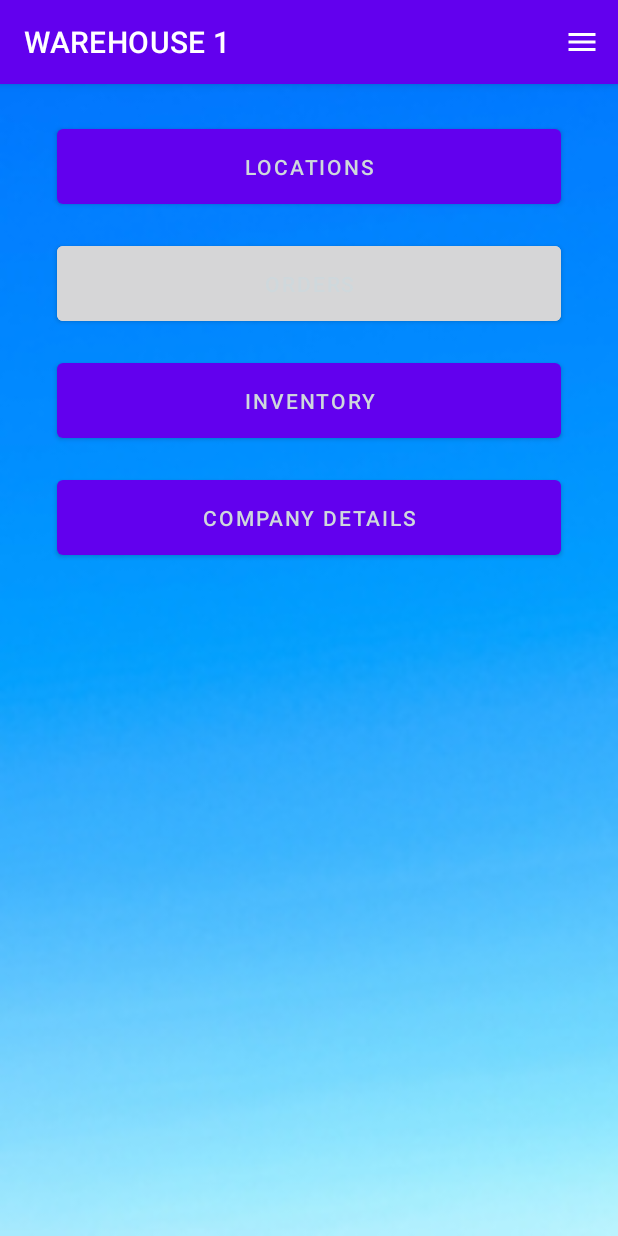
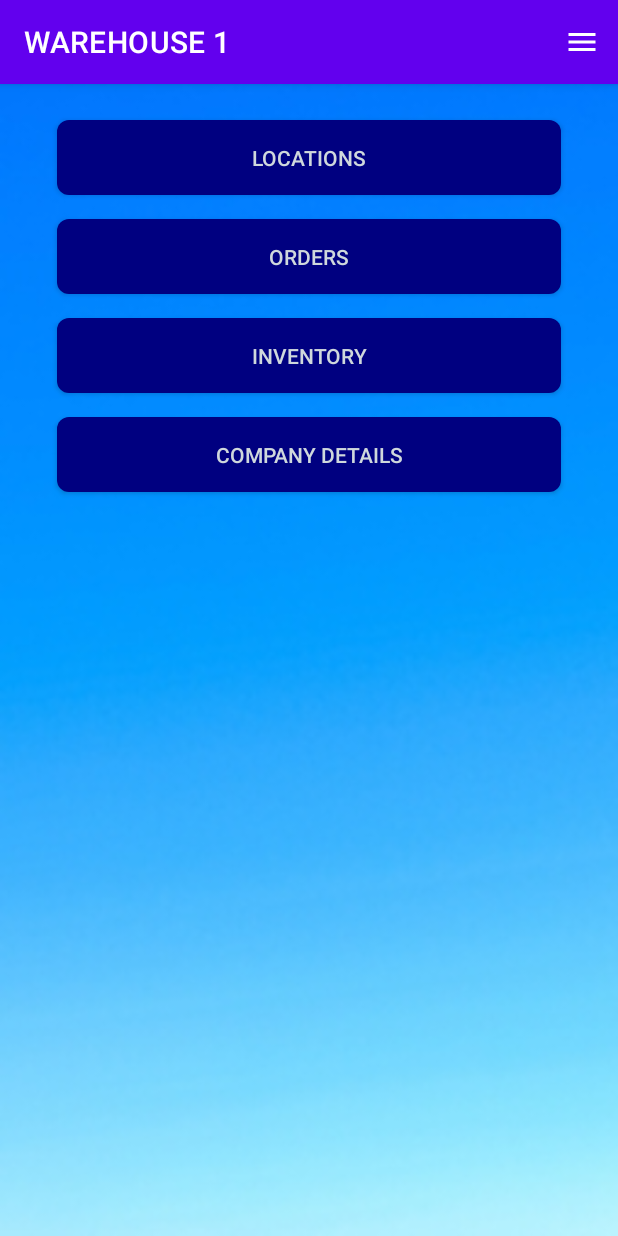
Before and after one commit to EstradaC01/InventoryManagementSystem, an Android app: the MainActivity screen opened directly, with no data from a screen before it, on a phone screen of 412 x 824 dp. Run offline under Robolectric (Android 15) with nearby library versions, the phone set to English and light mode, and no system bars; our stand-ins replace Firebase (no records; nobody signed in at launch, a user with empty details on screens opened directly).

Commit message:
Removed color/color primary resource backgroundTint from all buttons because of a render problem, added background to all buttons.

```diff
--- a/app/src/main/res/layout/activity_main.xml
+++ b/app/src/main/res/layout/activity_main.xml
@@ -8,7 +8,7 @@
     android:padding="8dp"
     tools:context=".MainActivity">
 
-    <Button
+    <androidx.appcompat.widget.AppCompatButton
         android:id="@+id/idBtnListUsers"
         android:layout_width="match_parent"
         android:layout_height="wrap_content"
@@ -18,11 +18,12 @@
         android:padding="15dp"
         android:text="Users"
         android:textColor="#CFD8DC"
+        android:background="@drawable/button_navyblue"
         app:layout_constraintEnd_toEndOf="parent"
         app:layout_constraintStart_toStartOf="parent"
         app:layout_constraintTop_toTopOf="parent" />
 
-    <Button
+    <androidx.appcompat.widget.AppCompatButton
         android:id="@+id/idBtnLocations"
         android:layout_width="match_parent"
         android:layout_height="wrap_content"
@@ -32,11 +33,12 @@
         android:text="Locations"
         android:padding="15dp"
         android:textColor="#CFD8DC"
+        android:background="@drawable/button_navyblue"
         app:layout_constraintEnd_toEndOf="parent"
         app:layout_constraintStart_toStartOf="parent"
         app:layout_constraintTop_toBottomOf="@+id/idBtnListUsers" />
 
-    <Button
+    <androidx.appcompat.widget.AppCompatButton
         android:id="@+id/idBtnOrders"
         android:layout_width="match_parent"
         android:layout_height="wrap_content"
@@ -45,13 +47,13 @@
         android:layout_marginEnd="30dp"
         android:text="Orders"
         android:padding="15dp"
-        android:backgroundTint="@color/colorPrimary"
         android:textColor="#CFD8DC"
+        android:background="@drawable/button_navyblue"
         app:layout_constraintEnd_toEndOf="parent"
         app:layout_constraintStart_toStartOf="parent"
         app:layout_constraintTop_toBottomOf="@+id/idBtnLocations" />
 
-    <Button
+    <androidx.appcompat.widget.AppCompatButton
         android:id="@+id/idBtnInventory"
         android:layout_width="match_parent"
         android:layout_height="wrap_content"
@@ -61,11 +63,12 @@
         android:text="Inventory"
         android:padding="15dp"
         android:textColor="#CFD8DC"
+        android:background="@drawable/button_navyblue"
         app:layout_constraintEnd_toEndOf="parent"
         app:layout_constraintStart_toStartOf="parent"
         app:layout_constraintTop_toBottomOf="@+id/idBtnOrders" />
 
-    <Button
+    <androidx.appcompat.widget.AppCompatButton
         android:id="@+id/idBtnCompanyDetails"
         android:layout_width="match_parent"
         android:layout_height="wrap_content"
@@ -75,6 +78,7 @@
         android:text="Company Details"
         android:padding="15dp"
         android:textColor="#CFD8DC"
+        android:background="@drawable/button_navyblue"
         app:layout_constraintEnd_toEndOf="parent"
         app:layout_constraintStart_toStartOf="parent"
         app:layout_constraintTop_toBottomOf="@+id/idBtnInventory" />
--- a/app/src/main/res/layout/activity_registration.xml
+++ b/app/src/main/res/layout/activity_registration.xml
@@ -123,15 +123,15 @@
                 android:textColor="@color/colorPrimary"
                 android:textColorHint="@color/colorPrimary" />
 
-            <Button
+            <androidx.appcompat.widget.AppCompatButton
                 android:id="@+id/idBtnRegister"
                 android:layout_width="match_parent"
                 android:layout_height="wrap_content"
                 android:layout_marginStart="30dp"
                 android:layout_marginTop="20dp"
                 android:layout_marginEnd="30dp"
-                android:backgroundTint="@color/colorPrimary"
                 android:textColor="#CFD8DC"
+                android:background="@drawable/button_navyblue"
                 android:padding="15dp"
                 android:text="Register" />
         </LinearLayout>
```
Also changed, not shown: app/src/main/res/layout/activity_login.xml (+4 -4 lines).
